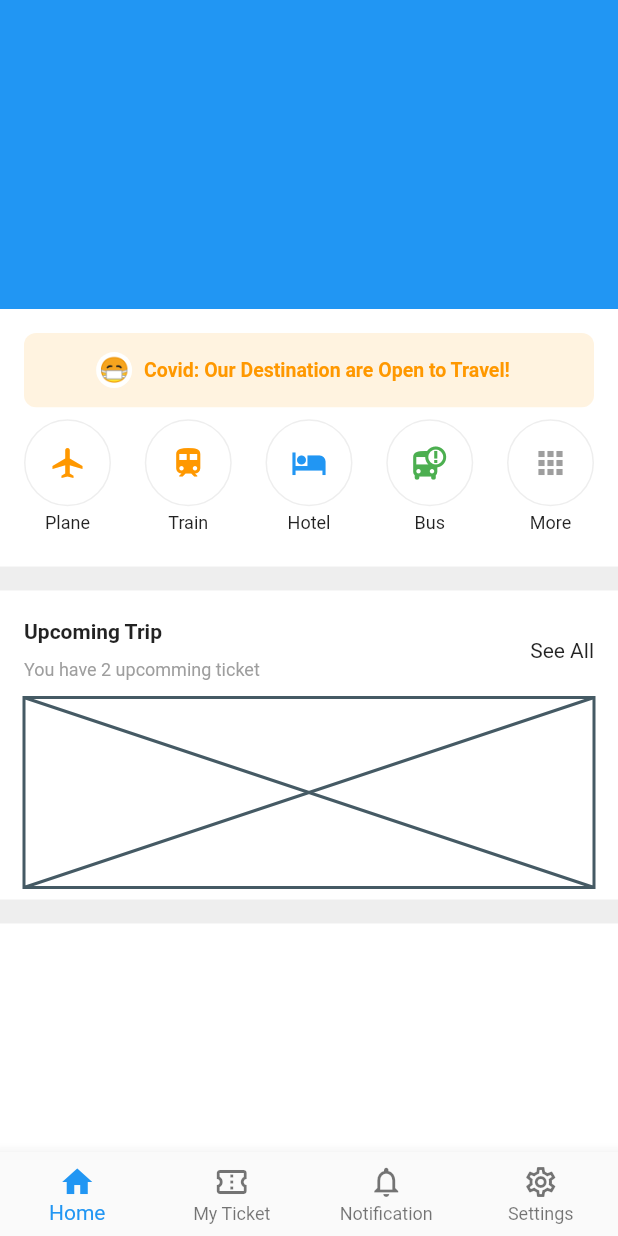
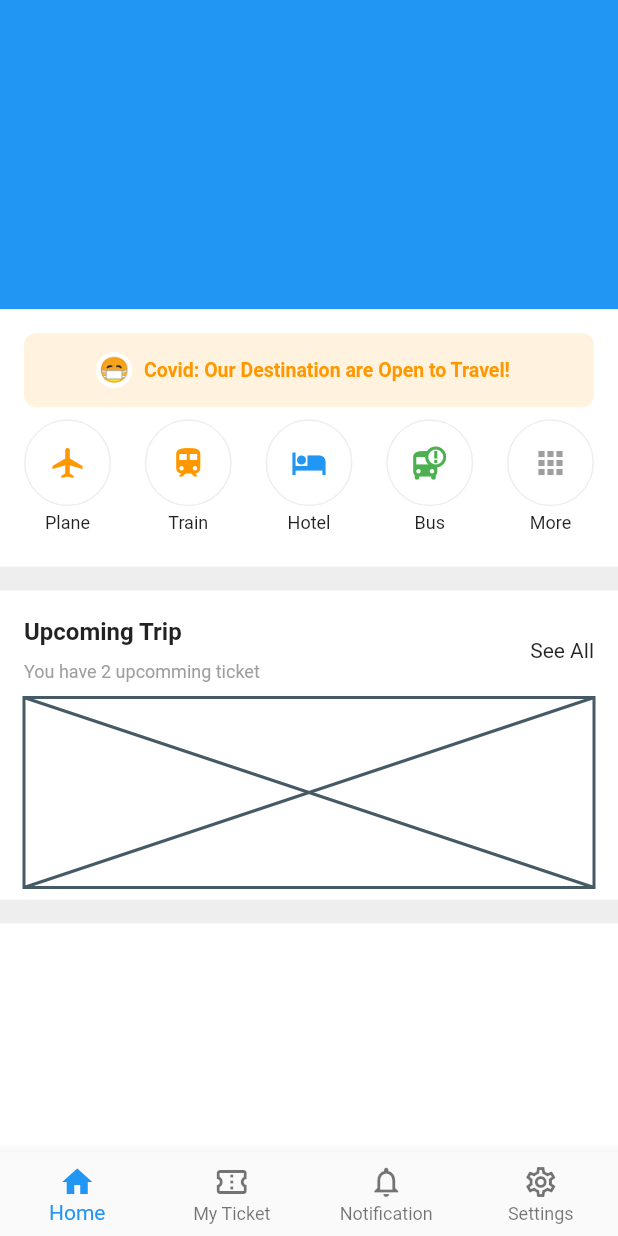
Before and after one commit to JAICHANGPARK/flutter_notebook_11th_story, a Flutter app: the screen it shows after launch, on a phone screen of 412 x 824 dp. Run offline on Flutter 3.47's test engine with Material 2 defaults, Android fonts, the phone set to English and light mode, and no system bars; our stand-ins replace backdrop, badges, flutter_inner_drawer, flutter_slidable, google_fonts.

Commit message:
Update ticket_booking_home_page.dart

```diff
--- a/lib/ep710_ticket_booking_app/ticket_booking_home_page.dart
+++ b/lib/ep710_ticket_booking_app/ticket_booking_home_page.dart
@@ -208,7 +208,8 @@ class _TicketBookingHomePageState extends State<TicketBookingHomePage> {
                                 mainAxisAlignment: MainAxisAlignment.spaceEvenly,
                                 children: [
                                   Text("Upcoming Trip",style: TextStyle(
-                                    fontWeight: FontWeight.bold
+                                    fontWeight: FontWeight.bold,
+                                    fontSize: 16
                                   ),),
                                   Text("You have 2 upcomming ticket", style: TextStyle(
                                     fontSize: 12,
```
